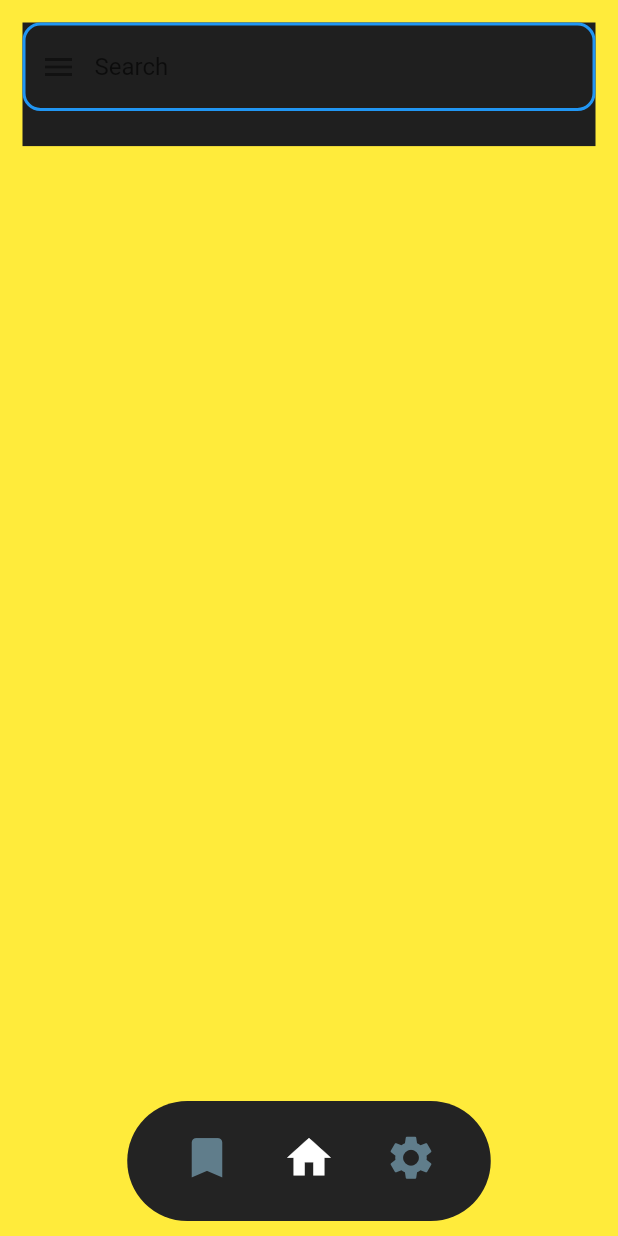
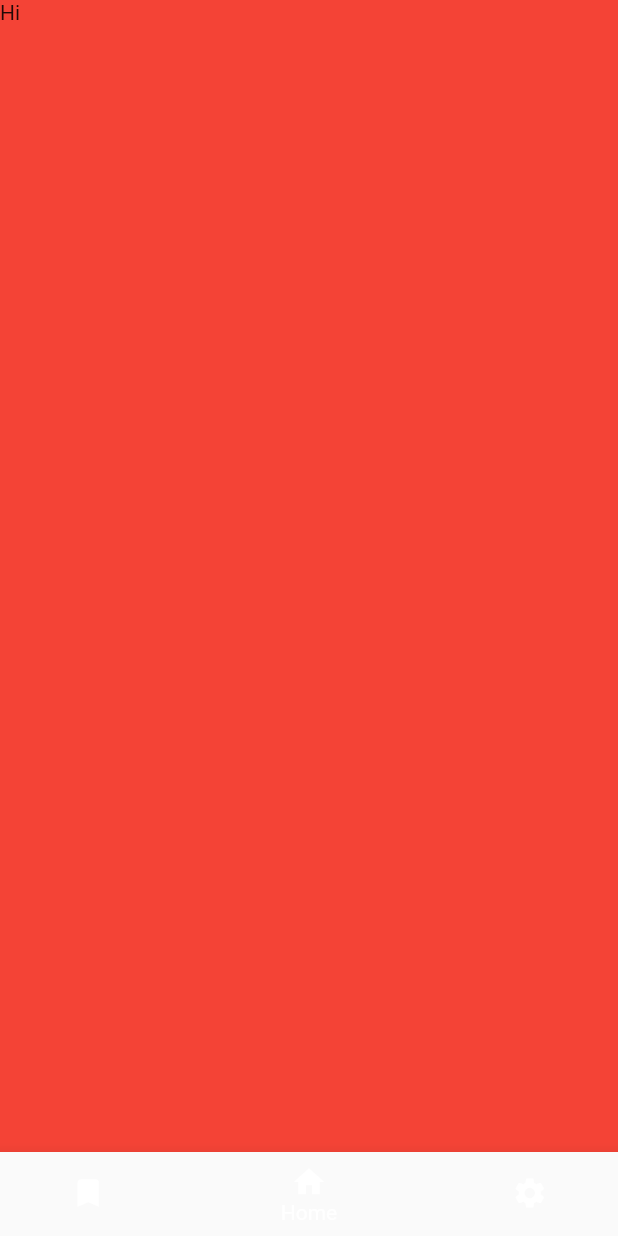
Before and after one commit to souranild/onevid, a Flutter app: the screen it shows after launch, on a phone screen of 412 x 824 dp. Run offline on Flutter 3.47's test engine with Material 2 defaults, Android fonts, the light colour scheme and no system bars.

Commit message:
Bottomnavbar trial

```diff
--- a/lib/main.dart
+++ b/lib/main.dart
@@ -1,7 +1,8 @@
 import 'package:flutter/material.dart';
+import 'package:onevid/screens/home.dart';
 import 'package:onevid/screens/library.dart';
 import 'package:onevid/screens/settings.dart';
-import 'screens/home.dart';
+import 'package:onevid/widgets/bottomnavbar.dart';
 
 void main() => runApp(new MyApp());
 
@@ -9,12 +10,12 @@ class MyApp extends StatelessWidget {
   @override
   Widget build(BuildContext context) {
     return new MaterialApp(
-      title: "Home Page",
-      home: HomePage(),
+      home: BottomNavBar(),
       initialRoute: '/',
       routes: {
+        '/home': (context) => HomePage(),
         '/settings': (context) => SettingsPage(),
-        '/library': (context) => LibraryPage()
+        '/library': (context) => LibraryPage(),
       },
     );
   }
--- a/lib/screens/home.dart
+++ b/lib/screens/home.dart
@@ -1,6 +1,6 @@
 import 'package:flutter/material.dart';
 import 'package:onevid/const.dart';
-import 'package:onevid/widgets/navbar.dart';
+import 'package:onevid/widgets/bottomnavbar.dart';
 
 class HomePage extends StatefulWidget {
   @override
@@ -13,8 +13,7 @@ class _HomePageState extends State<HomePage> {
   @override
   Widget build(BuildContext context) {
     var size = MediaQuery.of(context).size;
-    return SafeArea(
-      child: Scaffold(
+    return Scaffold(
       extendBody: true,
       backgroundColor: Colors.yellow,
       body: Column(
@@ -41,8 +40,6 @@ class _HomePageState extends State<HomePage> {
               )),
         ],
       ),
-        bottomNavigationBar: CustomBottomNavBar(),
-      ),
     );
   }
 }
--- a/lib/screens/library.dart
+++ b/lib/screens/library.dart
@@ -1,5 +1,5 @@
 import 'package:flutter/material.dart';
-import 'package:onevid/widgets/navbar.dart';
+import 'package:onevid/widgets/bottomnavbar.dart';
 
 class LibraryPage extends StatefulWidget {
   @override
@@ -11,7 +11,6 @@ class _LibraryPageState extends State<LibraryPage> {
   Widget build(BuildContext context) {
     return Scaffold(
       backgroundColor: Colors.redAccent,
-      bottomNavigationBar: CustomBottomNavBar(),
     );
   }
 }
--- a/lib/screens/settings.dart
+++ b/lib/screens/settings.dart
@@ -1,5 +1,5 @@
 import 'package:flutter/material.dart';
-import 'package:onevid/widgets/navbar.dart';
+import 'package:onevid/widgets/bottomnavbar.dart';
 
 final List<Widget> settings = [
   ListTile(
--- /dev/null
+++ b/lib/widgets/bottomnavbar.dart
@@ -0,0 +1,43 @@
+import 'package:flutter/material.dart';
+
+class BottomNavBar extends StatefulWidget {
+  @override
+  _BottomNavBarState createState() => _BottomNavBarState();
+}
+
+class _BottomNavBarState extends State<BottomNavBar> {
+  int _currentIndex = 1;
+
+  List<Widget> _pages = [];
+
+  @override
+  Widget build(BuildContext context) {
+    return Scaffold(
+      body: Text('Hi'),
+      backgroundColor: Colors.red,
+      bottomNavigationBar: BottomNavigationBar(
+        type: BottomNavigationBarType.shifting,
+        currentIndex: _currentIndex,
+        onTap: (index) {
+          setState(() {
+            _currentIndex = index;
+          });
+        },
+        items: [
+          BottomNavigationBarItem(
+            icon: Icon(Icons.bookmark),
+            label: 'Library',
+          ),
+          BottomNavigationBarItem(
+            icon: Icon(Icons.home),
+            label: 'Home',
+          ),
+          BottomNavigationBarItem(
+            icon: Icon(Icons.settings),
+            label: 'Settings',
+          ),
+        ],
+      ),
+    );
+  }
+}
--- a/lib/widgets/navbar.dart
+++ /dev/null
@@ -1,123 +0,0 @@
-import 'package:flutter/material.dart';
-import '../const.dart';
-
-int currindex = 1;
-
-class CustomBottomNavBar extends StatefulWidget {
-  @override
-  _CustomBottomNavBarState createState() => _CustomBottomNavBarState();
-}
-
-class _CustomBottomNavBarState extends State<CustomBottomNavBar> {
-  @override
-  Widget build(BuildContext context) {
-    var size = MediaQuery.of(context).size;
-
-    return Stack(
-      alignment: Alignment.bottomCenter,
-      children: [
-        Positioned(
-          bottom: 10,
-          child: Container(
-            width: size.width / 1.7,
-            height: 80,
-            decoration: BoxDecoration(
-              borderRadius: BorderRadius.all(Radius.circular(40)),
-              color: Color(0xFF232323),
-            ),
-            child: Row(
-              children: [
-                IconButton(
-                  padding: EdgeInsets.only(bottom: 4),
-                  icon: Icon(
-                    Icons.bookmark,
-                    color: currindex == 0 ? activeIconColor : inactiveIconColor,
-                    size: 35,
-                  ),
-                  onPressed: () {
-                    Navigator.pushNamed(context, '/library');
-                    setState(() {
-                      currindex = 0;
-                    });
-                  },
-                ),
-                Padding(
-                  padding: EdgeInsets.all(10),
-                ),
-                IconButton(
-                  padding: EdgeInsets.only(bottom: 4),
-                  icon: Icon(
-                    Icons.home,
-                    color: currindex == 1 ? activeIconColor : inactiveIconColor,
-                    size: 35,
-                  ),
-                  onPressed: () {
-                    Navigator.pushNamed(context, '/');
-                    setState(() {
-                      currindex = 1;
-                    });
-                  },
-                ),
-                Padding(
-                  padding: EdgeInsets.all(10),
-                ),
-                IconButton(
-                  padding: EdgeInsets.only(bottom: 4),
-                  icon: Icon(
-                    Icons.settings,
-                    color: currindex == 2 ? activeIconColor : inactiveIconColor,
-                    size: 35,
-                  ),
-                  onPressed: () {
-                    Navigator.pushNamed(context, '/settings');
-                    setState(() {
-                      currindex = 2;
-                    });
-                  },
-                )
-              ],
-              mainAxisAlignment: MainAxisAlignment.center,
-              crossAxisAlignment: CrossAxisAlignment.center,
-            ),
-          ),
-        )
-      ],
-    );
-  }
-}
-
-// var NavBarNavigator = Navigator(
-//   onGenerateInitialRoutes: (RouteSettings settings) {
-//     return MaterialPageRoute(
-//         settings: settings,
-//         builder: (BuildContext context) {
-//           switch (settings.name) {
-//             case '/':
-//               return Home();
-//             case '/settings':
-//               return SettingsPage();
-//             case '/library':
-//               return LibraryPage();
-//           }
-//         });
-//   },
-// );
-
-// BottomNavigationBar(
-//         type: BottomNavigationBarType.shifting,
-//         backgroundColor: Color(0xFF6200EE),
-//         selectedItemColor: Colors.white,
-//         unselectedItemColor: Colors.white.withOpacity(.60),
-//         selectedFontSize: 14,
-//         unselectedFontSize: 14,
-//         items: navBarIcons.map((NavBar navBar) {
-//           return BottomNavigationBarItem(
-//               icon: Icon(navBar.icon),
-//               backgroundColor: navBar.color,
-//               label: navBar.label);
-//         }).toList(),
-//         currentIndex: _currentIndex,
-//         onTap: (index) {
-//           setState(() => {_currentIndex = index, print(_currentIndex)});
-//         },
-//       ),
```
Also changed, not shown: lib/widgets/customnavbar.dart (added, +103 -0 lines). Lines whose indentation alone changed are shown as unchanged.
